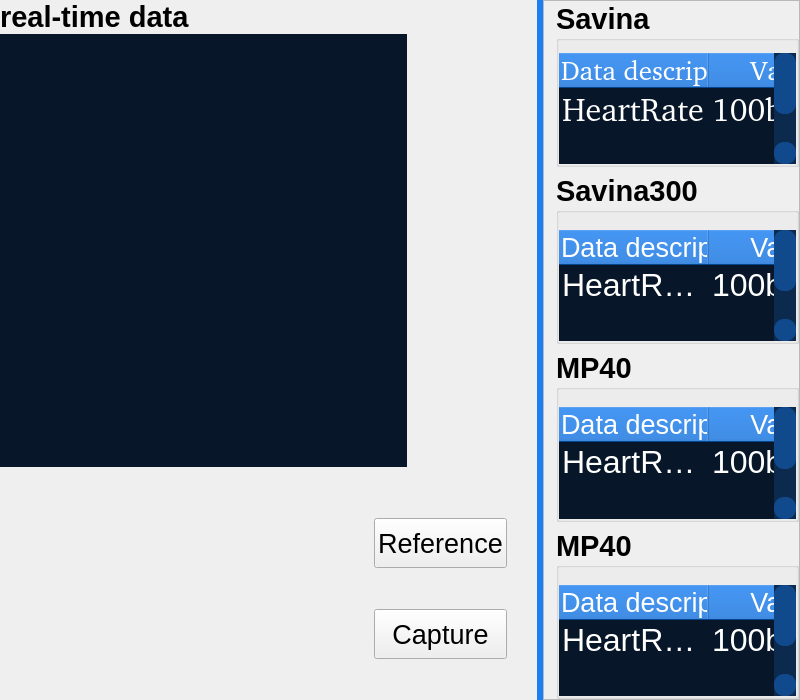
First picture: the form in Tab_Observations_mainPage_Widget.ui, repository wugl1218/phymon, before the edit.
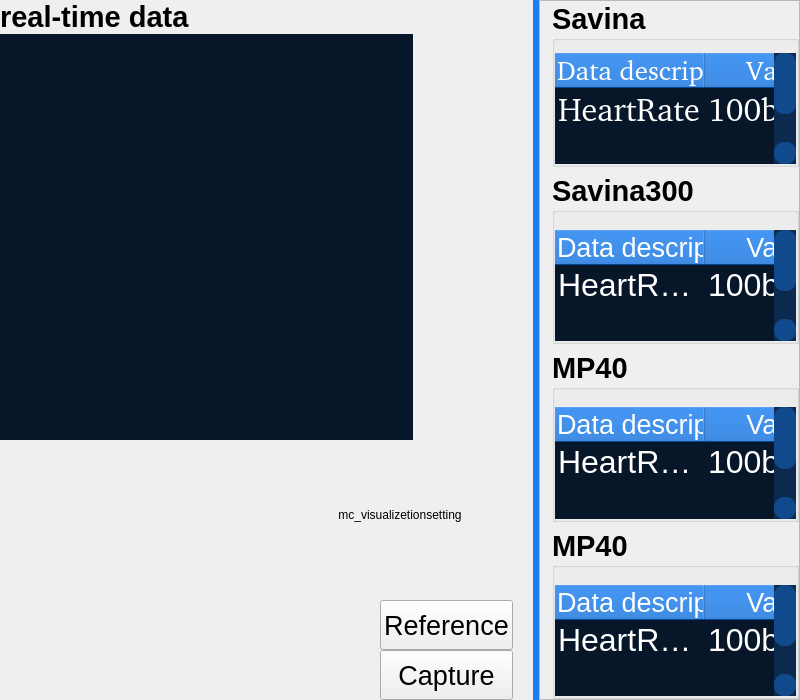
Second picture: the form after the edit. Custom widgets are drawn as their Qt base class.

The edit to the form file:
```diff
--- a/Tab_Observations_mainPage_Widget.ui
+++ b/Tab_Observations_mainPage_Widget.ui
@@ -35,7 +35,7 @@
   </property>
   <layout class="QHBoxLayout" name="horizontalLayout_4" stretch="2,1">
    <property name="spacing">
-    <number>10</number>
+    <number>0</number>
    </property>
    <property name="leftMargin">
     <number>0</number>
@@ -50,7 +50,7 @@
     <number>0</number>
    </property>
    <item>
-    <layout class="QVBoxLayout" name="verticalLayout_5" stretch="0,13,7">
+    <layout class="QVBoxLayout" name="verticalLayout_5" stretch="0,13,0,0">
      <property name="spacing">
       <number>0</number>
      </property>
@@ -341,6 +341,29 @@
        </item>
       </layout>
      </item>
+     <item>
+      <layout class="QHBoxLayout" name="horizontalLayout_6">
+       <item>
+        <widget class="mc_visualizetion" name="visualizetion" native="true"/>
+       </item>
+       <item>
+        <widget class="QLabel" name="label_2">
+         <property name="minimumSize">
+          <size>
+           <width>0</width>
+           <height>150</height>
+          </size>
+         </property>
+         <property name="text">
+          <string>mc_visualizetionsetting</string>
+         </property>
+         <property name="alignment">
+          <set>Qt::AlignCenter</set>
+         </property>
+        </widget>
+       </item>
+      </layout>
+     </item>
      <item>
       <layout class="QHBoxLayout" name="horizontalLayout_3" stretch="3,3,1">
        <property name="topMargin">
@@ -776,7 +799,7 @@
          <rect>
           <x>0</x>
           <y>0</y>
-          <width>253</width>
+          <width>257</width>
           <height>696</height>
          </rect>
         </property>
@@ -907,7 +930,7 @@
                <bool>false</bool>
               </attribute>
               <attribute name="verticalHeaderDefaultSectionSize">
-               <number>42</number>
+               <number>40</number>
               </attribute>
               <row>
                <property name="text">
@@ -1449,6 +1472,12 @@
   </layout>
  </widget>
  <customwidgets>
+  <customwidget>
+   <class>mc_visualizetion</class>
+   <extends>QWidget</extends>
+   <header>mc_visualizetion.h</header>
+   <container>1</container>
+  </customwidget>
   <customwidget>
    <class>mc_chart</class>
    <extends>QWidget</extends>
```
